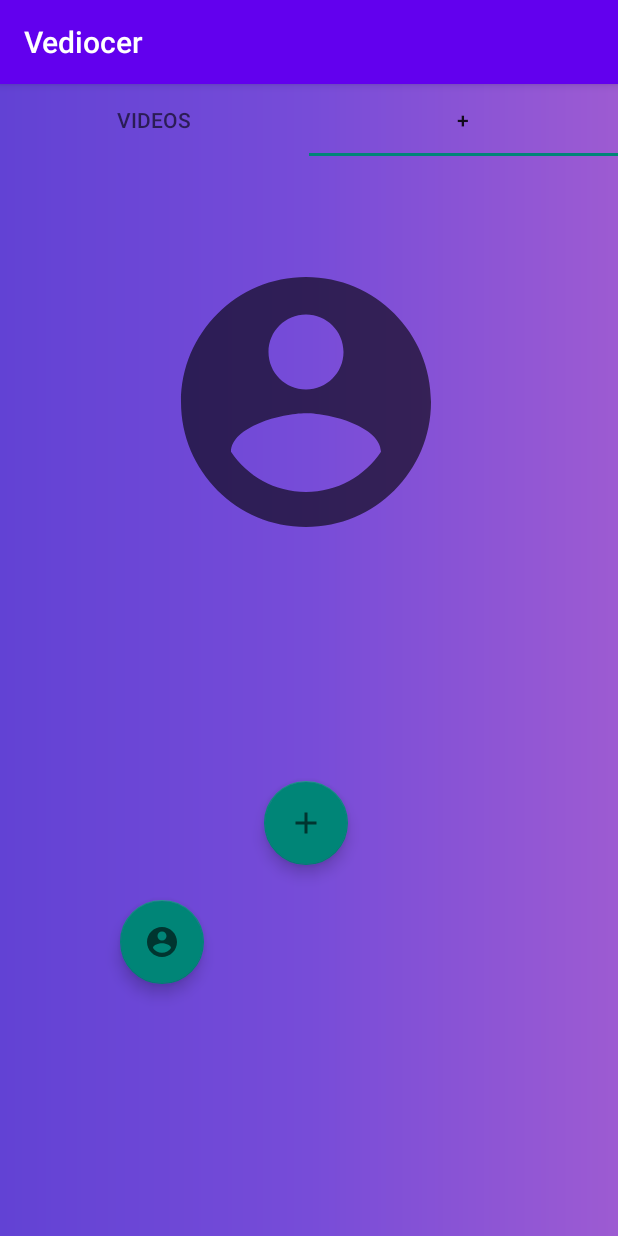
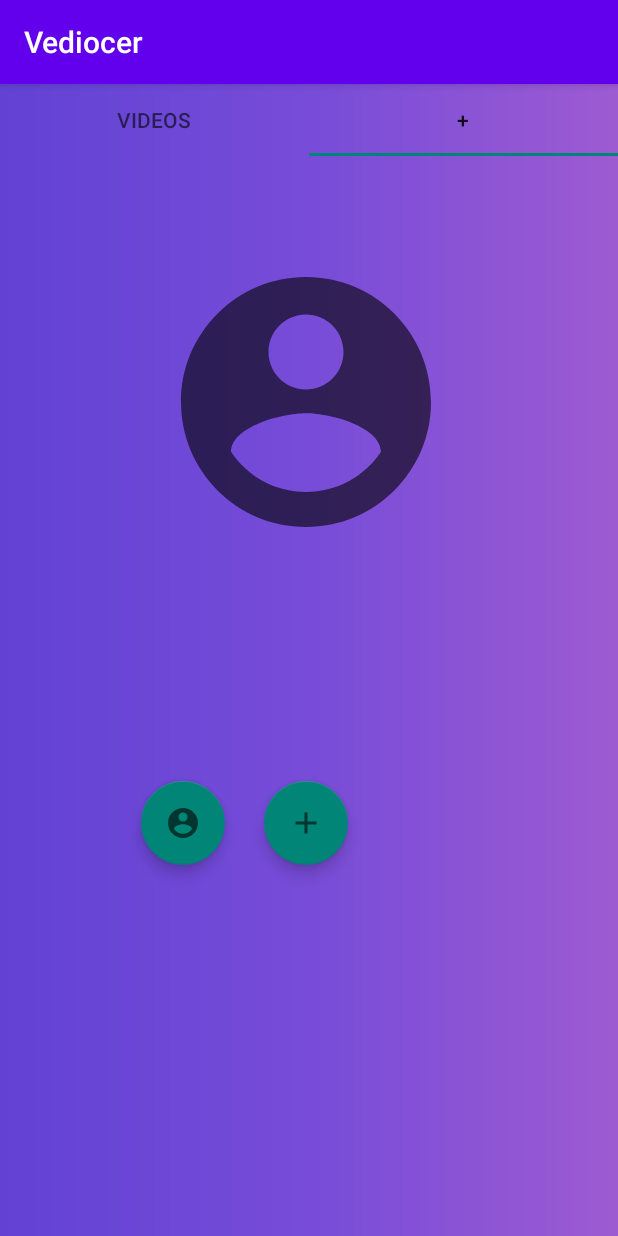
Before and after one commit to partg952/Vediocer, an Android app: the screen it shows after launch once a user with an empty profile is signed in (MainActivity2), tab 2 chosen, on a phone screen of 412 x 824 dp. Run offline under Robolectric (Android 15) with nearby library versions, the phone set to English and light mode, and no system bars; our stand-ins replace Firebase (no records; nobody signed in at launch, a user with empty details on screens opened directly).

Commit message:
first commit

```diff
--- a/app/src/main/java/com/example/vediocer/members.kt
+++ b/app/src/main/java/com/example/vediocer/members.kt
@@ -14,7 +14,7 @@ class members : AppCompatActivity() {
     super.onCreate(savedInstanceState)
     setContentView(R.layout.activity_members)
     var list = findViewById<ListView>(R.id.list)
-    var ref = FirebaseDatabase.getInstance().getReference()
+    var ref = FirebaseDatabase.getInstance().getReference().child("users")
     var array = arrayListOf<String>()
     var adapter = ArrayAdapter<String>(this,android.R.layout.simple_list_item_1,array)
     list.adapter = adapter
--- a/app/src/main/java/com/example/vediocer/second.kt
+++ b/app/src/main/java/com/example/vediocer/second.kt
@@ -30,7 +30,7 @@ class second : Fragment() {
             startActivity(intent)
         }
         members.setOnClickListener {
-            var inent = Intent(requireContext(),members::class.java)
+            var inent = Intent(requireContext(),com.example.vediocer.members::class.java)
             startActivity(inent)
         }
 
--- a/app/src/main/res/layout/activity_addimage.xml
+++ b/app/src/main/res/layout/activity_addimage.xml
@@ -4,9 +4,11 @@
     xmlns:tools="http://schemas.android.com/tools"
     android:layout_width="match_parent"
     android:layout_height="match_parent"
-    tools:context=".addimage">
+    tools:context=".addimage"
+    android:background="@drawable/background">
 
     <ImageButton
+        android:background="@drawable/background"
         android:id="@+id/imageButton"
         android:layout_width="match_parent"
         android:layout_height="wrap_content"
@@ -19,6 +21,7 @@
         app:srcCompat="@drawable/ic_baseline_add_photo_alternate_24" />
 
     <ImageButton
+        android:background="@drawable/background"
         android:id="@+id/imageButton2"
         android:layout_width="match_parent"
         android:layout_height="wrap_content"
@@ -28,6 +31,7 @@
         app:srcCompat="@drawable/ic_baseline_cloud_upload_24" />
 
     <VideoView
+        android:background="@drawable/background"
         android:id="@+id/videoView"
         android:layout_width="0dp"
         android:layout_height="0dp"
--- a/app/src/main/res/layout/fragment_second.xml
+++ b/app/src/main/res/layout/fragment_second.xml
@@ -51,10 +51,12 @@
         android:id="@+id/floatingActionButton2"
         android:layout_width="wrap_content"
         android:layout_height="wrap_content"
-        android:layout_marginStart="80dp"
-        android:layout_marginBottom="168dp"
         android:clickable="true"
         android:src="@drawable/ic_baseline_account_circle_24"
         app:layout_constraintBottom_toBottomOf="parent"
-        app:layout_constraintStart_toStartOf="parent" />
+        app:layout_constraintEnd_toEndOf="parent"
+        app:layout_constraintHorizontal_bias="0.264"
+        app:layout_constraintStart_toStartOf="parent"
+        app:layout_constraintTop_toBottomOf="@+id/textView2"
+        app:layout_constraintVertical_bias="0.262" />
 </androidx.constraintlayout.widget.ConstraintLayout>
```
